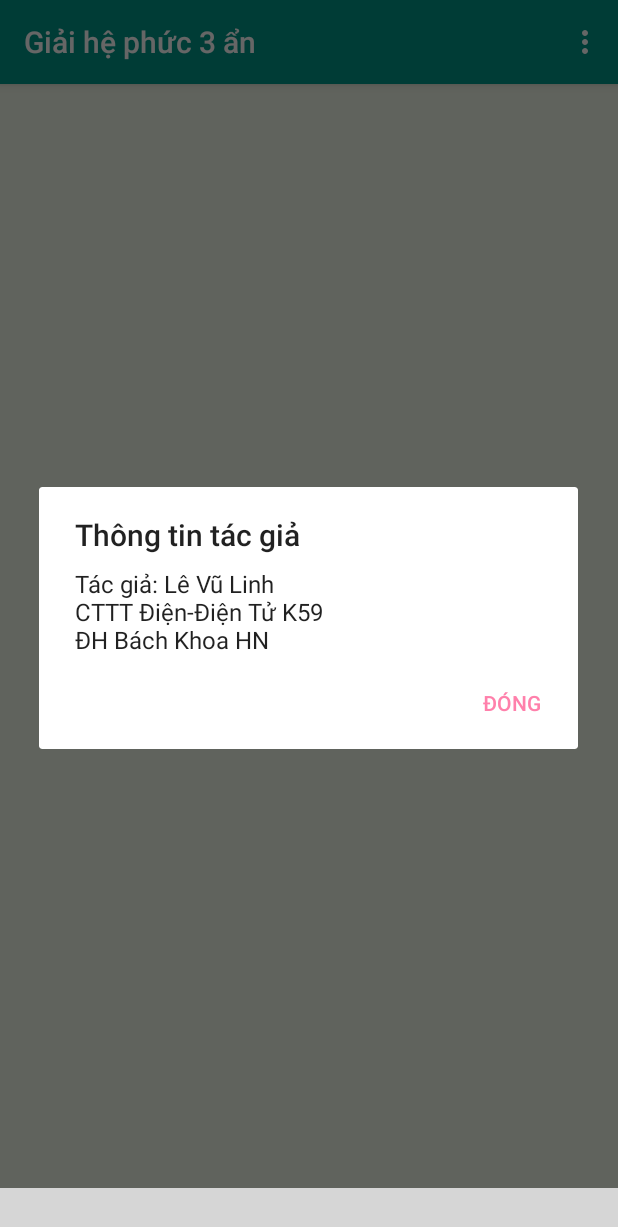
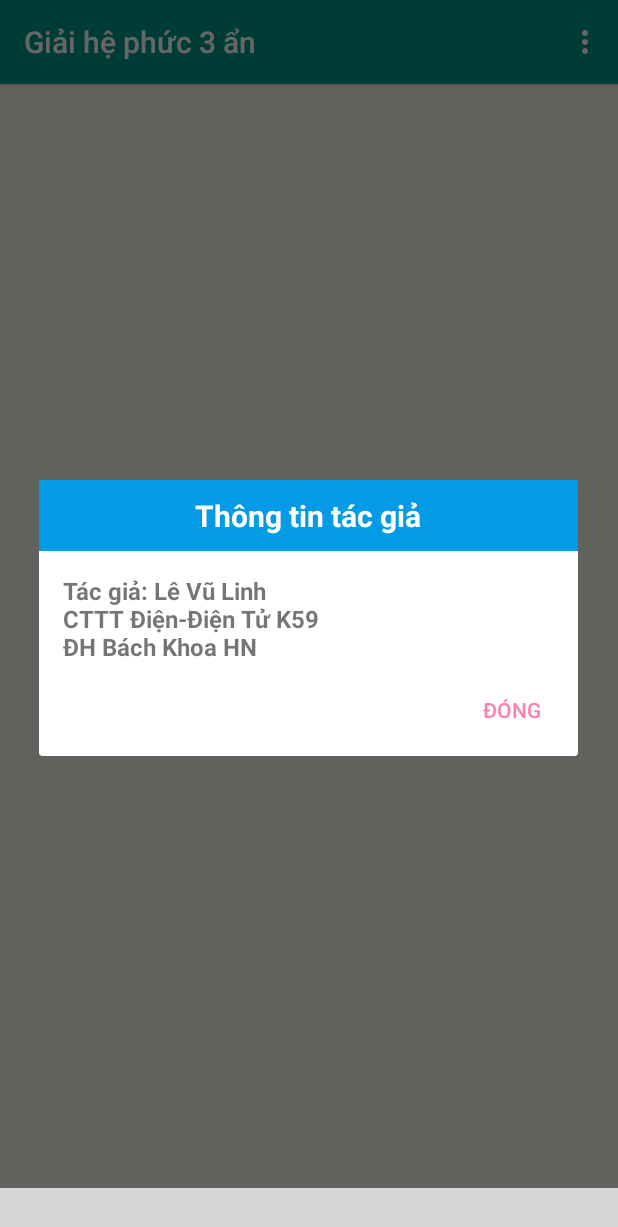
Before and after one commit to levulinh/Solve-Complex-Equations-Set, an Android app: the screen it shows after launch (MainActivity), in the options menu, after a tap on "Về tác giả", on a phone screen of 412 x 824 dp. Shown: the top 1227 px of the screen. Run offline under Robolectric (Android 15) with nearby library versions, the phone set to English and light mode, and no system bars; libraries missing offline, so code that uses them is left out: com.aurelhubert.ahbottomnavigation; plain views replace AHBottomNavigation, AHBottomNavigationViewPager; 20 statements that could not run were skipped; grey boxes are pictures that could not be loaded.

Commit message:
Add swipe to change tab, fix some calculation bugs. Add pretty look and feel for dialog

```diff
--- a/app/src/main/java/com/mandevices/complexEquationsSet/MainActivity.java
+++ b/app/src/main/java/com/mandevices/complexEquationsSet/MainActivity.java
@@ -7,13 +7,16 @@ import android.os.Build;
 import android.os.Bundle;
 import android.support.annotation.RequiresApi;
 import android.support.design.widget.FloatingActionButton;
+import android.support.v4.view.ViewPager;
 import android.support.v7.app.AlertDialog;
 import android.support.v7.app.AppCompatActivity;
 import android.support.v7.widget.Toolbar;
+import android.view.LayoutInflater;
 import android.view.Menu;
 import android.view.MenuInflater;
 import android.view.MenuItem;
 import android.view.Window;
+import android.widget.TextView;
 
 import com.aurelhubert.ahbottomnavigation.AHBottomNavigation;
 import com.aurelhubert.ahbottomnavigation.AHBottomNavigationItem;
@@ -45,7 +48,7 @@ public class MainActivity extends AppCompatActivity {
         toolbar.setTitle(R.string.solve_three_var_equation_set);
         setSupportActionBar(toolbar);
         getSupportActionBar().setDisplayShowHomeEnabled(true);
-
+//        getSupportActionBar().setIcon(R.mipmap.ic_launcher);
         initUI();
     }
 
@@ -86,17 +89,17 @@ public class MainActivity extends AppCompatActivity {
                 }
 
                 if (currentFragment != null) {
-                    currentFragment.willBeHidden();
+                    //currentFragment.willBeHidden();
                 }
 
                 if (position == 0) {
                     getSupportActionBar().setTitle(R.string.solve_2_equa_set);
                 } else if (position == 1) {
                     toolbar.setTitle(R.string.solve_3_equa_set);
-                    bottomNavigation.setNotification("", 1);
+                    //bottomNavigation.setNotification("", 1);
                 } else if (position == 2) {
                     toolbar.setTitle(R.string.solve_4_equa_set);
-                    bottomNavigation.setNotification("", 1);
+                    //bottomNavigation.setNotification("", 1);
                 } else
                     toolbar.setTitle(R.string.info);
 
@@ -110,6 +113,34 @@ public class MainActivity extends AppCompatActivity {
         viewPager.setOffscreenPageLimit(4);
         adapter = new MyViewPagerAdapter(getSupportFragmentManager());
         viewPager.setAdapter(adapter);
+        viewPager.setPagingEnabled(true);
+        viewPager.addOnPageChangeListener(new ViewPager.OnPageChangeListener() {
+            @Override
+            public void onPageScrolled(int position, float positionOffset, int positionOffsetPixels) {
+
+            }
+
+            @Override
+            public void onPageSelected(int position) {
+                bottomNavigation.setCurrentItem(position, false);
+                if (position == 0) {
+                    getSupportActionBar().setTitle(R.string.solve_2_equa_set);
+                } else if (position == 1) {
+                    toolbar.setTitle(R.string.solve_3_equa_set);
+                    //bottomNavigation.setNotification("", 1);
+                } else if (position == 2) {
+                    toolbar.setTitle(R.string.solve_4_equa_set);
+                    //bottomNavigation.setNotification("", 1);
+                } else
+                    toolbar.setTitle(R.string.info);
+            }
+
+            @Override
+            public void onPageScrollStateChanged(int state) {
+
+            }
+        });
+
         currentFragment = adapter.getCurrentFragment();
     }
 
@@ -125,11 +156,9 @@ public class MainActivity extends AppCompatActivity {
 
         if (item.getItemId() == R.id.mnu_about) {
             AlertDialog.Builder builder = new AlertDialog.Builder(MainActivity.this);
-            builder.setTitle("Thông tin tác giả")
-                    .setMessage("Tác giả: Lê Vũ Linh\n" +
-                            "CTTT Điện-Điện Tử K59\n" +
-                            "ĐH Bách Khoa HN")
-                    .setPositiveButton("Đóng", new DialogInterface.OnClickListener() {
+            LayoutInflater inflater = MainActivity.this.getLayoutInflater();
+            builder.setView(inflater.inflate(R.layout.dialog_layout, null));
+            builder.setPositiveButton("Đóng", new DialogInterface.OnClickListener() {
                         @Override
                         public void onClick(DialogInterface dialogInterface, int i) {
                             dialogInterface.dismiss();
@@ -137,6 +166,15 @@ public class MainActivity extends AppCompatActivity {
                     });
             Dialog dialog = builder.create();
             dialog.show();
+
+            TextView txt_title = (TextView) dialog.findViewById(R.id.txt_title);
+            TextView txt_content = (TextView) dialog.findViewById(R.id.txt_content);
+
+            txt_title.setText("Thông tin tác giả");
+            txt_title.setBackgroundColor(getResources().getColor(R.color.buttonNormal));
+            txt_content.setText("Tác giả: Lê Vũ Linh\n" +
+                    "CTTT Điện-Điện Tử K59\n" +
+                    "ĐH Bách Khoa HN");
         }
         return true;
     }
--- a/app/src/main/java/com/mandevices/complexEquationsSet/MyViewPagerAdapter.java
+++ b/app/src/main/java/com/mandevices/complexEquationsSet/MyViewPagerAdapter.java
@@ -23,7 +23,7 @@ public class MyViewPagerAdapter extends FragmentPagerAdapter {
         fragments.add(MyFragment.newInstance(1));
         fragments.add(MyFragment.newInstance(2));
         fragments.add(MyFragment.newInstance(3));
-        fragments.add(MyFragment.newInstance(4));
+        //fragments.add(MyFragment.newInstance(4));
     }
 
     @Override
--- /dev/null
+++ b/app/src/main/res/layout/dialog_layout.xml
@@ -0,0 +1,38 @@
+<?xml version="1.0" encoding="utf-8"?>
+<LinearLayout xmlns:android="http://schemas.android.com/apk/res/android"
+    android:orientation="vertical" android:layout_width="match_parent"
+    android:layout_height="match_parent">
+
+    <TextView
+        android:text="TextView"
+        android:layout_width="match_parent"
+        android:layout_height="wrap_content"
+        android:id="@+id/txt_title"
+        android:textAlignment="center"
+        android:paddingTop="10dp"
+        android:paddingBottom="10dp"
+        android:textSize="20sp"
+        android:textStyle="normal|bold"
+        android:textColor="#ffffff"
+        android:background="#f44336" />
+
+    <LinearLayout
+        android:orientation="vertical"
+        android:layout_width="match_parent"
+        android:layout_height="match_parent"
+        android:paddingBottom="0dp"
+        android:paddingLeft="16dp"
+        android:paddingRight="16dp"
+        android:paddingTop="10dp">
+
+        <TextView
+            android:text="TextView"
+            android:layout_width="match_parent"
+            android:layout_height="wrap_content"
+            android:id="@+id/txt_content"
+            android:layout_marginTop="5dp"
+            android:textSize="16sp"
+            android:textStyle="normal|bold" />
+    </LinearLayout>
+
+</LinearLayout>
```
Also changed, not shown: app/src/main/java/com/mandevices/complexEquationsSet/MyFragment.java (+55 -21 lines).
